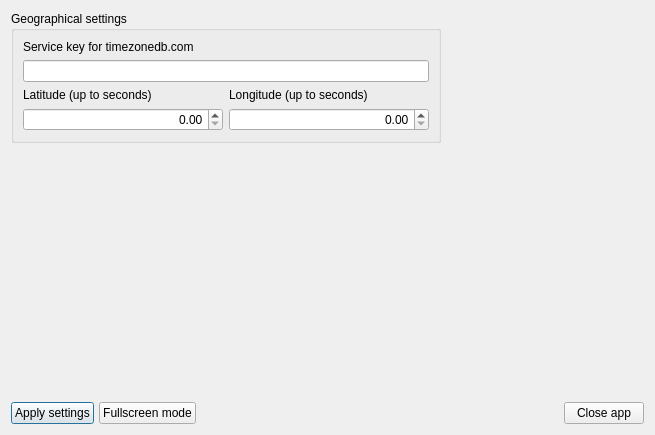
This is src/ui/settings.ui in KrusnikViers/RaspClock as Qt 5 draws it before an edit. The edited form follows.
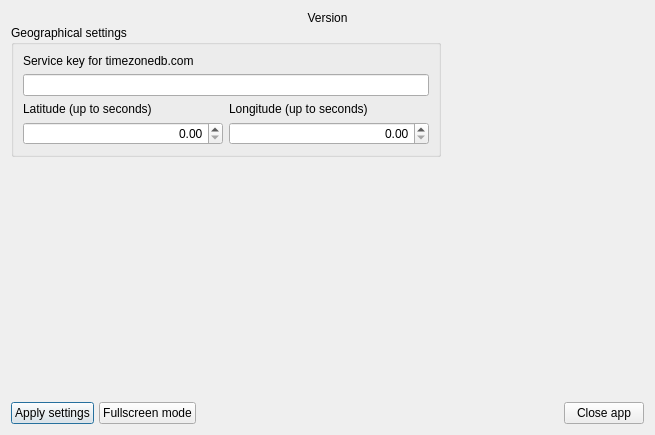
This is the edited form.

Commit message: Add app version and releases uploading

Diff of the .ui file:
```diff
--- a/src/ui/settings.ui
+++ b/src/ui/settings.ui
@@ -73,6 +73,14 @@
       <bool>true</bool>
      </property>
      <widget class="QWidget" name="srv_10">
+      <property name="geometry">
+       <rect>
+        <x>0</x>
+        <y>0</y>
+        <width>629</width>
+        <height>364</height>
+       </rect>
+      </property>
       <layout class="QGridLayout" name="gridLayout">
        <property name="leftMargin">
         <number>0</number>
@@ -89,7 +97,20 @@
        <property name="spacing">
         <number>0</number>
        </property>
-       <item row="0" column="0">
+       <item row="1" column="1" rowspan="2">
+        <spacer name="srv_5">
+         <property name="orientation">
+          <enum>Qt::Horizontal</enum>
+         </property>
+         <property name="sizeHint" stdset="0">
+          <size>
+           <width>0</width>
+           <height>0</height>
+          </size>
+         </property>
+        </spacer>
+       </item>
+       <item row="1" column="0">
         <widget class="QGroupBox" name="srv">
          <property name="title">
           <string>Geographical settings</string>
@@ -148,7 +169,7 @@
          </layout>
         </widget>
        </item>
-       <item row="1" column="0">
+       <item row="2" column="0">
         <spacer name="srv_6">
          <property name="orientation">
           <enum>Qt::Vertical</enum>
@@ -161,18 +182,18 @@
          </property>
         </spacer>
        </item>
-       <item row="0" column="1" rowspan="2">
-        <spacer name="srv_5">
-         <property name="orientation">
-          <enum>Qt::Horizontal</enum>
+       <item row="0" column="0" colspan="2">
+        <widget class="QLabel" name="version_label">
+         <property name="text">
+          <string>Version</string>
          </property>
-         <property name="sizeHint" stdset="0">
-          <size>
-           <width>0</width>
-           <height>0</height>
-          </size>
+         <property name="alignment">
+          <set>Qt::AlignHCenter|Qt::AlignTop</set>
          </property>
-        </spacer>
+         <property name="margin">
+          <number>10</number>
+         </property>
+        </widget>
        </item>
       </layout>
      </widget>
```
The commit also changes 5 other files.
